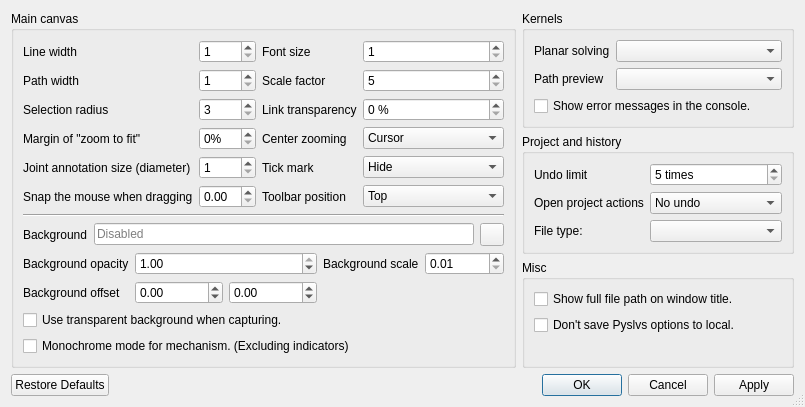
Above: pyslvs_ui/io/preference.ui from KmolYuan/Pyslvs-UI before the change. Below: the same form after it.
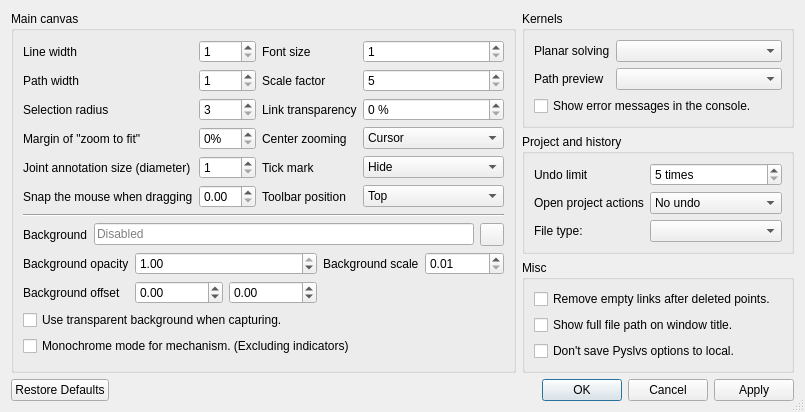
That is the form after the change. Icons and pictures are not drawn.

Commit message: Add "auto remove empty links after deleted points" option. (github issue #23)

What changed in the file:
```diff
--- a/pyslvs_ui/io/preference.ui
+++ b/pyslvs_ui/io/preference.ui
@@ -7,7 +7,7 @@
     <x>0</x>
     <y>0</y>
     <width>711</width>
-    <height>405</height>
+    <height>394</height>
    </rect>
   </property>
   <property name="windowTitle">
@@ -520,6 +520,13 @@
           <string>Misc</string>
          </property>
          <layout class="QVBoxLayout" name="verticalLayout_7">
+          <item>
+           <widget class="QCheckBox" name="auto_remove_link_option">
+            <property name="text">
+             <string>Remove empty links after deleted points.</string>
+            </property>
+           </widget>
+          </item>
           <item>
            <widget class="QCheckBox" name="title_full_path_option">
             <property name="text">
```
The commit also changes 4 other files.
